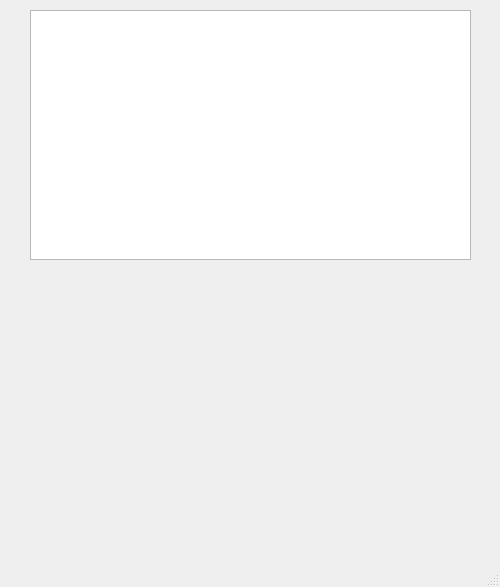
Before: the Qt Designer form multimeter.ui in zonque/121gw-qt5, drawn with Qt 5.
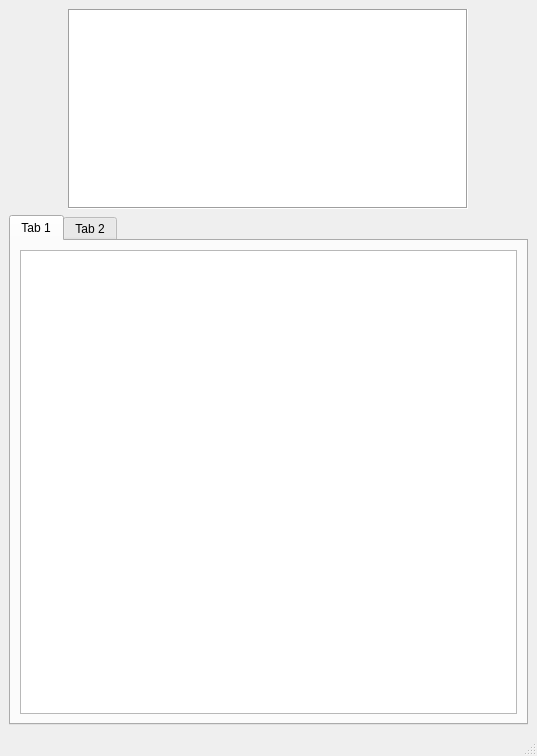
After: the same form once the commit is applied. Custom widgets are drawn as their Qt base class.

Commit message: Some more work on UI layout of Multimeter window

```diff
--- a/multimeter.ui
+++ b/multimeter.ui
@@ -6,30 +6,66 @@
    <rect>
     <x>0</x>
     <y>0</y>
-    <width>500</width>
-    <height>587</height>
+    <width>537</width>
+    <height>756</height>
    </rect>
   </property>
   <property name="windowTitle">
    <string>MainWindow</string>
   </property>
   <widget class="QWidget" name="centralwidget">
-   <widget class="QGraphicsView" name="lcd">
-    <property name="geometry">
-     <rect>
-      <x>30</x>
-      <y>10</y>
-      <width>441</width>
-      <height>250</height>
-     </rect>
-    </property>
-    <property name="minimumSize">
-     <size>
-      <width>441</width>
-      <height>250</height>
-     </size>
-    </property>
-   </widget>
+   <layout class="QVBoxLayout" name="verticalLayout">
+    <item alignment="Qt::AlignHCenter">
+     <widget class="Display" name="display">
+      <property name="sizePolicy">
+       <sizepolicy hsizetype="Fixed" vsizetype="Fixed">
+        <horstretch>0</horstretch>
+        <verstretch>0</verstretch>
+       </sizepolicy>
+      </property>
+      <property name="minimumSize">
+       <size>
+        <width>400</width>
+        <height>200</height>
+       </size>
+      </property>
+      <property name="maximumSize">
+       <size>
+        <width>400</width>
+        <height>200</height>
+       </size>
+      </property>
+      <property name="cursor" stdset="0">
+       <cursorShape>CrossCursor</cursorShape>
+      </property>
+      <property name="layoutDirection">
+       <enum>Qt::LeftToRight</enum>
+      </property>
+      <property name="frameShape">
+       <enum>QFrame::Box</enum>
+      </property>
+     </widget>
+    </item>
+    <item>
+     <widget class="QTabWidget" name="tabWidget">
+      <widget class="QWidget" name="tab">
+       <attribute name="title">
+        <string>Tab 1</string>
+       </attribute>
+       <layout class="QVBoxLayout" name="verticalLayout_2">
+        <item>
+         <widget class="QTableView" name="tableView"/>
+        </item>
+       </layout>
+      </widget>
+      <widget class="QWidget" name="tab_2">
+       <attribute name="title">
+        <string>Tab 2</string>
+       </attribute>
+      </widget>
+     </widget>
+    </item>
+   </layout>
   </widget>
   <widget class="QMenuBar" name="menubar">
    <property name="geometry">
@@ -43,6 +79,13 @@
   </widget>
   <widget class="QStatusBar" name="statusbar"/>
  </widget>
+ <customwidgets>
+  <customwidget>
+   <class>Display</class>
+   <extends>QGraphicsView</extends>
+   <header>display.h</header>
+  </customwidget>
+ </customwidgets>
  <resources/>
  <connections/>
 </ui>
```
Left out of the diff: 2 changed lines with no effect on the pictures. The commit also changes 5 other files.
